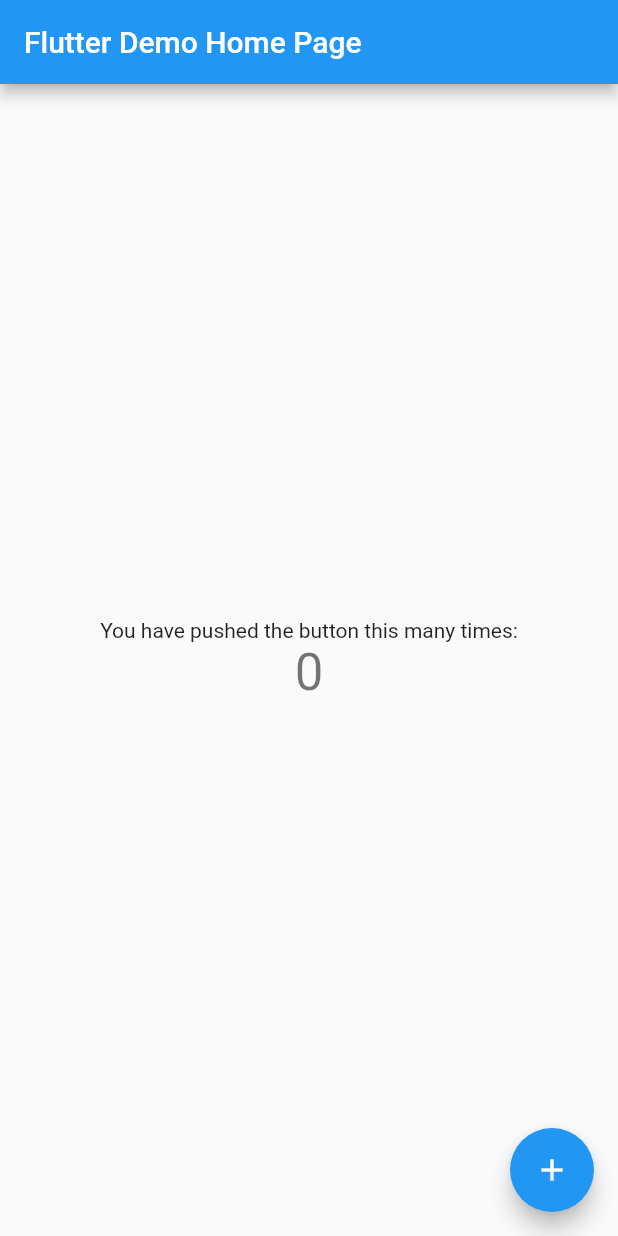
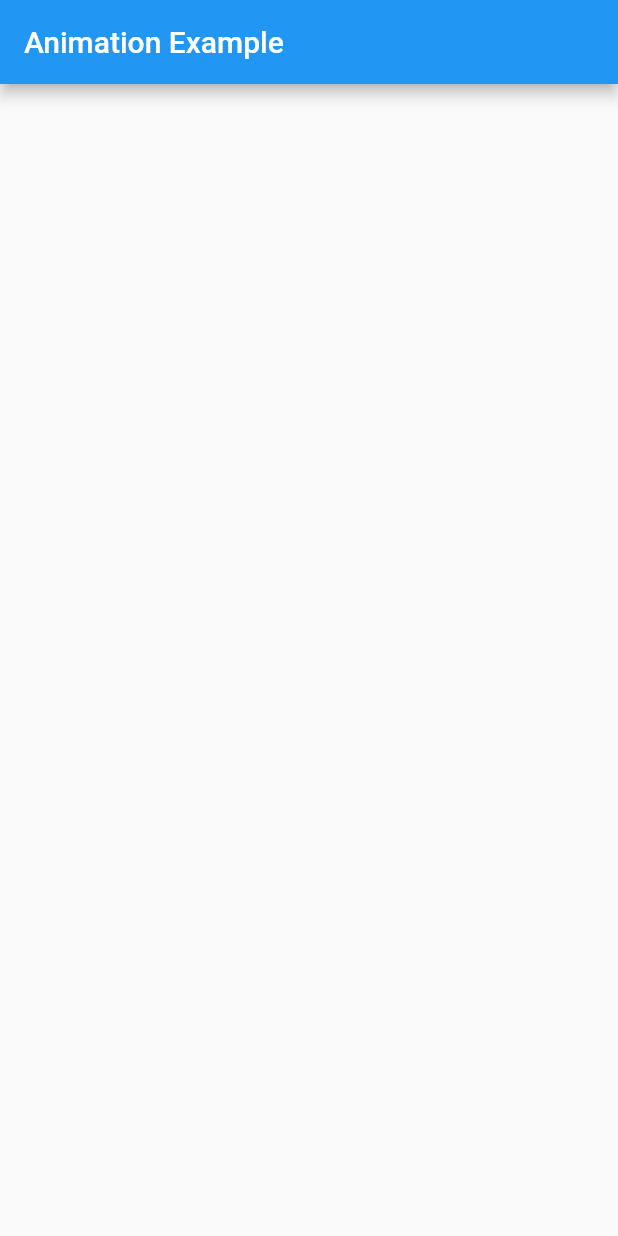
Before and after one commit to junhaesung/flutter-do-it-animation, a Flutter app: the screen it shows after launch, on a phone screen of 412 x 824 dp. Run offline on Flutter 3.47's test engine with Material 2 defaults, Android fonts, the phone set to English and light mode, and no system bars.

Commit message:
그래프 애니메이션 - 기본 골격 만들기

```diff
--- a/lib/main.dart
+++ b/lib/main.dart
@@ -1,113 +1,32 @@
 import 'package:flutter/material.dart';
 
-void main() {
-  runApp(MyApp());
-}
+void main() => runApp(MyApp());
 
 class MyApp extends StatelessWidget {
-  // This widget is the root of your application.
   @override
   Widget build(BuildContext context) {
     return MaterialApp(
-      title: 'Flutter Demo',
-      theme: ThemeData(
-        // This is the theme of your application.
-        //
-        // Try running your application with "flutter run". You'll see the
-        // application has a blue toolbar. Then, without quitting the app, try
-        // changing the primarySwatch below to Colors.green and then invoke
-        // "hot reload" (press "r" in the console where you ran "flutter run",
-        // or simply save your changes to "hot reload" in a Flutter IDE).
-        // Notice that the counter didn't reset back to zero; the application
-        // is not restarted.
-        primarySwatch: Colors.blue,
-      ),
-      home: MyHomePage(title: 'Flutter Demo Home Page'),
+        title: 'Flutter Demo',
+        theme: ThemeData(
+          primarySwatch: Colors.blue,
+        ),
+        home: AnimationApp()
     );
   }
 }
 
-class MyHomePage extends StatefulWidget {
-  MyHomePage({Key? key, required this.title}) : super(key: key);
-
-  // This widget is the home page of your application. It is stateful, meaning
-  // that it has a State object (defined below) that contains fields that affect
-  // how it looks.
-
-  // This class is the configuration for the state. It holds the values (in this
-  // case the title) provided by the parent (in this case the App widget) and
-  // used by the build method of the State. Fields in a Widget subclass are
-  // always marked "final".
-
-  final String title;
-
+class AnimationApp extends StatefulWidget {
   @override
-  _MyHomePageState createState() => _MyHomePageState();
+  State<StatefulWidget> createState() => _AnimationApp();
 }
 
-class _MyHomePageState extends State<MyHomePage> {
-  int _counter = 0;
-
-  void _incrementCounter() {
-    setState(() {
-      // This call to setState tells the Flutter framework that something has
-      // changed in this State, which causes it to rerun the build method below
-      // so that the display can reflect the updated values. If we changed
-      // _counter without calling setState(), then the build method would not be
-      // called again, and so nothing would appear to happen.
-      _counter++;
-    });
-  }
-
+class _AnimationApp extends State<AnimationApp> {
   @override
   Widget build(BuildContext context) {
-    // This method is rerun every time setState is called, for instance as done
-    // by the _incrementCounter method above.
-    //
-    // The Flutter framework has been optimized to make rerunning build methods
-    // fast, so that you can just rebuild anything that needs updating rather
-    // than having to individually change instances of widgets.
     return Scaffold(
-      appBar: AppBar(
-        // Here we take the value from the MyHomePage object that was created by
-        // the App.build method, and use it to set our appbar title.
-        title: Text(widget.title),
+      appBar: AppBar(title: Text('Animation Example'),
       ),
-      body: Center(
-        // Center is a layout widget. It takes a single child and positions it
-        // in the middle of the parent.
-        child: Column(
-          // Column is also a layout widget. It takes a list of children and
-          // arranges them vertically. By default, it sizes itself to fit its
-          // children horizontally, and tries to be as tall as its parent.
-          //
-          // Invoke "debug painting" (press "p" in the console, choose the
-          // "Toggle Debug Paint" action from the Flutter Inspector in Android
-          // Studio, or the "Toggle Debug Paint" command in Visual Studio Code)
-          // to see the wireframe for each widget.
-          //
-          // Column has various properties to control how it sizes itself and
-          // how it positions its children. Here we use mainAxisAlignment to
-          // center the children vertically; the main axis here is the vertical
-          // axis because Columns are vertical (the cross axis would be
-          // horizontal).
-          mainAxisAlignment: MainAxisAlignment.center,
-          children: <Widget>[
-            Text(
-              'You have pushed the button this many times:',
-            ),
-            Text(
-              '$_counter',
-              style: Theme.of(context).textTheme.headline4,
-            ),
-          ],
-        ),
-      ),
-      floatingActionButton: FloatingActionButton(
-        onPressed: _incrementCounter,
-        tooltip: 'Increment',
-        child: Icon(Icons.add),
-      ), // This trailing comma makes auto-formatting nicer for build methods.
+      body: Container(),
     );
   }
 }
```
